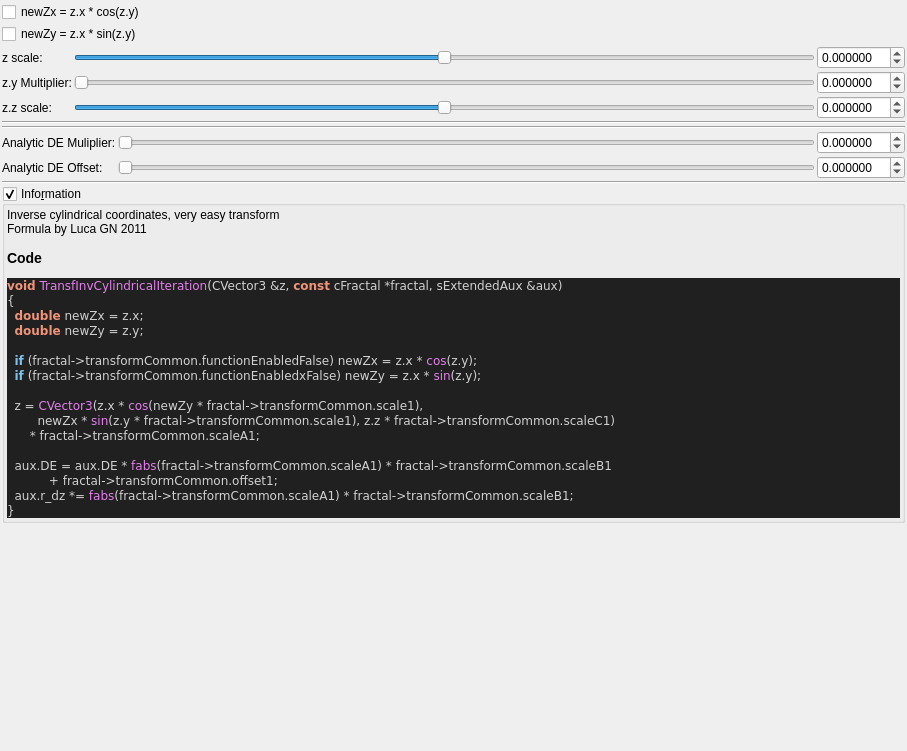
First picture: the form in mandelbulber2/qt_data/fractal_transf_inv_cylindrical.ui, repository buddhi1980/mandelbulber2, before the edit.
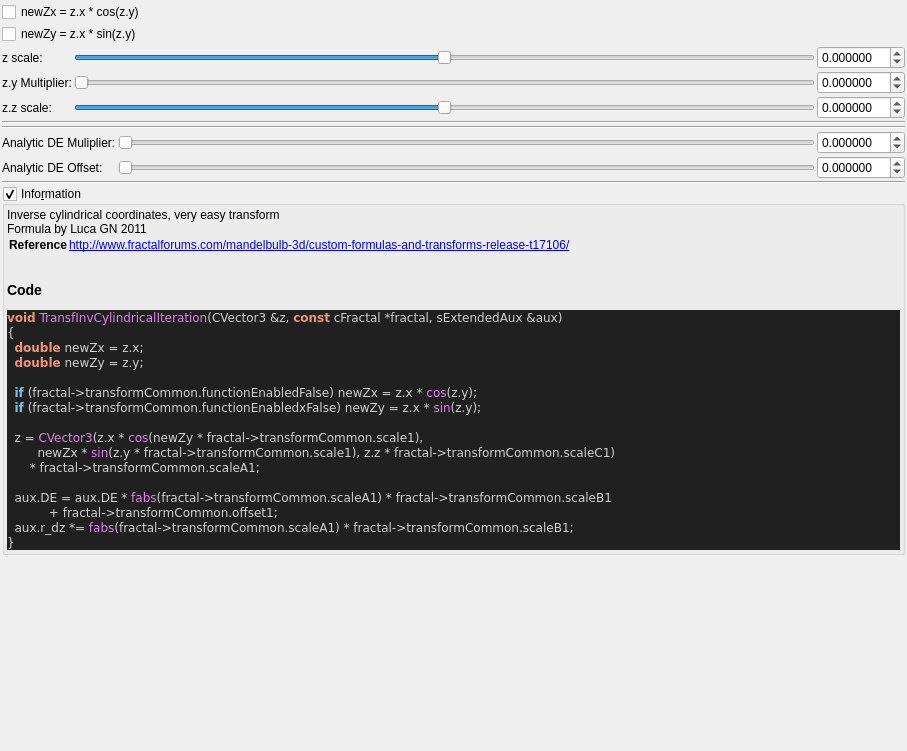
Second picture: the form after the edit. Custom widgets are drawn as their Qt base class.

Diff of the .ui file:
```diff
--- a/mandelbulber2/qt_data/fractal_transf_inv_cylindrical.ui
+++ b/mandelbulber2/qt_data/fractal_transf_inv_cylindrical.ui
@@ -430,6 +430,8 @@
        <widget class="QLabel" name="label_code_content">
         <property name="text">
          <string notr="true">&lt;p&gt;Inverse cylindrical coordinates, very easy transform&lt;br&gt;Formula by Luca GN 2011&lt;/p&gt;&lt;table&gt;
+&lt;tr&gt;&lt;th&gt;Reference&lt;/th&gt;&lt;td&gt;&lt;a href=&quot;http://www.fractalforums.com/mandelbulb-3d/custom-formulas-and-transforms-release-t17106/&quot;&gt;http://www.fractalforums.com/mandelbulb-3d/custom-formulas-and-transforms-release-t17106/&lt;br&gt;
+&lt;/td&gt;&lt;/tr&gt;
 &lt;/table&gt;
 &lt;h3&gt;Code&lt;/h3&gt;
 &lt;body style=&quot;background-color:#202020&quot;&gt;
```
